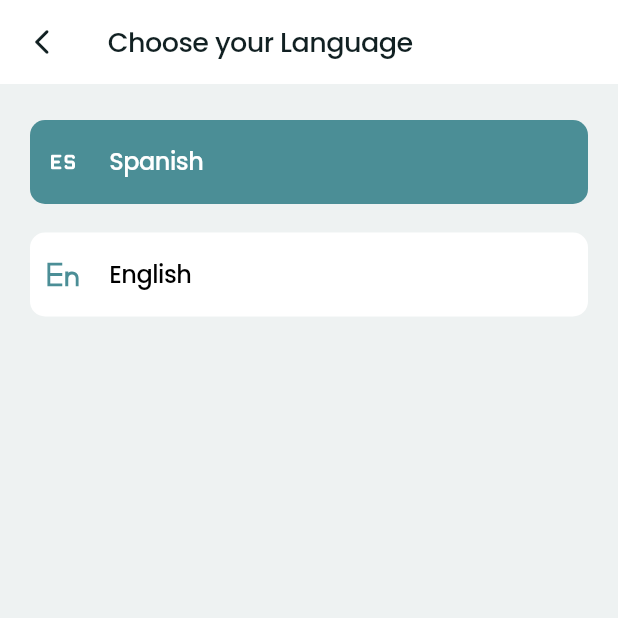
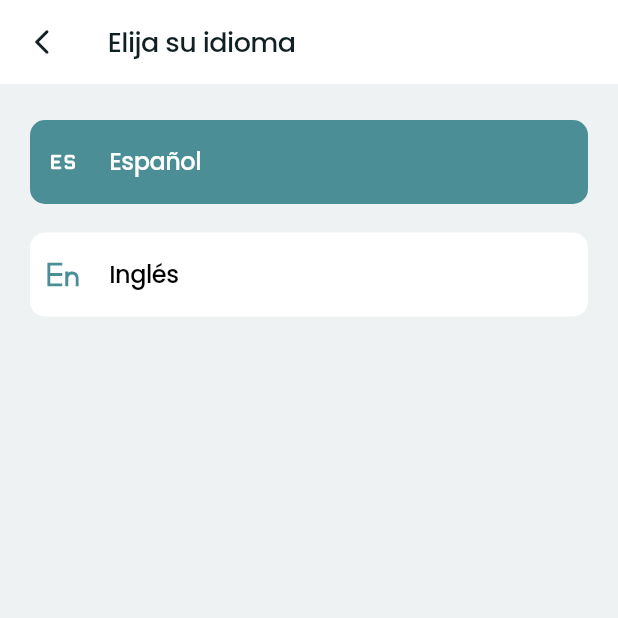
Before and after one commit to hadoopadministrator/3_Min_for_God, a Flutter app: the ChooseLanguageScreen screen opened directly, after a tap on "Spanish", on a phone screen of 412 x 824 dp, the top half of it. Run offline on Flutter 3.47's test engine with Material 3 defaults, Android fonts, the phone set to English and light mode, and no system bars; our stand-ins replace audioplayers, flutter_svg, flutter_svg_provider, get, get_storage, google_fonts; accounts and stored records are empty.

Commit message:
Implemented full app localization (English & Spanish)

```diff
--- a/lib/screens/about_us_screen.dart
+++ b/lib/screens/about_us_screen.dart
@@ -1,4 +1,5 @@
 import 'package:flutter/material.dart';
+import 'package:get/get.dart';
 import 'package:google_fonts/google_fonts.dart';
 
 class AboutUsScreen extends StatelessWidget {
@@ -22,7 +23,7 @@ class AboutUsScreen extends StatelessWidget {
           },
         ),
         title: Text(
-          "About Us",
+          "about_us".tr,
           style: GoogleFonts.poppins(
             fontSize: 18,
             fontWeight: FontWeight.w500,
--- a/lib/screens/choose_language_screen.dart
+++ b/lib/screens/choose_language_screen.dart
@@ -28,7 +28,7 @@ class ChooseLanguageScreen extends StatelessWidget {
           },
         ),
         title: Text(
-          "Choose your Language",
+          'choose_your_language'.tr,
           style: GoogleFonts.poppins(
             fontSize: 18,
             fontWeight: FontWeight.w500,
@@ -61,7 +61,7 @@ class ChooseLanguageScreen extends StatelessWidget {
                         ? const ColorFilter.mode(Colors.white, BlendMode.srcIn)
                         : null,
                   ),
-                  lable: 'Spanish',
+                  lable: 'spanish'.tr,
                   lableColor: controller.locale.value.languageCode == "es"
                       ? Colors.white
                       : Colors.black,
@@ -82,10 +82,13 @@ class ChooseLanguageScreen extends StatelessWidget {
                     width: 24,
                     fit: BoxFit.none,
                     colorFilter: controller.locale.value.languageCode == "es"
-                        ? const ColorFilter.mode(Color(0xff4B8E96), BlendMode.srcIn)
+                        ? const ColorFilter.mode(
+                            Color(0xff4B8E96),
+                            BlendMode.srcIn,
+                          )
                         : null,
                   ),
-                  lable: 'English',
+                  lable: 'english'.tr,
                   lableColor: controller.locale.value.languageCode == "en"
                       ? Colors.white
                       : Colors.black,
--- a/lib/screens/devotional_screen.dart
+++ b/lib/screens/devotional_screen.dart
@@ -2,6 +2,7 @@ import 'dart:ui';
 import 'package:audioplayers/audioplayers.dart';
 import 'package:flutter/material.dart';
 import 'package:flutter_svg/flutter_svg.dart';
+import 'package:get/get.dart';
 import 'package:google_fonts/google_fonts.dart';
 
 class DevotionalScreen extends StatefulWidget {
@@ -153,7 +154,7 @@ class _DevotionalScreenState extends State<DevotionalScreen> {
                   crossAxisAlignment: CrossAxisAlignment.start,
                   children: [
                     Text(
-                      "Petitions",
+                      'petitions'.tr,
                       style: GoogleFonts.poppins(
                         fontSize: 24,
                         fontWeight: FontWeight.w700,
--- a/lib/screens/splash_screen.dart
+++ b/lib/screens/splash_screen.dart
@@ -2,6 +2,7 @@ import 'dart:async';
 
 import 'package:flutter/material.dart';
 import 'package:flutter_svg_provider/flutter_svg_provider.dart';
+import 'package:get/get.dart';
 import 'package:get_storage/get_storage.dart';
 import 'package:google_fonts/google_fonts.dart';
 import 'package:three_min_for_god/screens/home_screen.dart';
@@ -68,7 +69,7 @@ class _SplashScreenState extends State<SplashScreen> {
                       ),
                       const SizedBox(height: 6),
                       Text(
-                        "3 MIN FOR GOD",
+                        'splash_label'.tr,
                         style: GoogleFonts.dmSerifText(
                           color: Color(0xff00335D),
                           fontSize: 24,
--- a/lib/translations/app_translations.dart
+++ b/lib/translations/app_translations.dart
@@ -27,11 +27,46 @@ class AppTranslations extends Translations {
       'choose_prayer': 'Choose Prayer',
       'devotional': 'Devotional',
       'petitions': 'Petitions',
-       'request': 'Request',
-      // 'request_prayer': 'Request Prayer',
+      'request': 'Request',
       'animonks': 'Animonks',
       'ask_cathy': 'Ask Cathy',
-       'ai_faith_coach': 'AI Faith Coach',
+      'ai_faith_coach': 'AI Faith Coach',
+
+      // settings screen
+      'settings': 'Settings',
+      'theme': 'Theme',
+      'language': 'Language',
+      'set_notification_timing': 'Set Notification Timing',
+      'about_us': 'About Us',
+      'contact_us': 'Contact Us',
+
+      // request prayer screen
+      'request_prayer': 'Request Prayer',
+      'health': 'Health',
+      'birthday_or_anniversary': 'Birthday or Anniversary',
+      'other': 'Other',
+
+      // week days
+      'monday': 'Monday',
+      'tuesday': 'Tuesday',
+      'wednesday': 'Wednesday',
+      'thursday': 'Thursday',
+      'friday': 'Friday',
+      'saturday': 'Saturday',
+      'sunday': 'Sunday',
+
+      // animonks screen
+      'back_to_homepage': 'Back to Homepage',
+
+      // choose your language screen
+      'choose_your_language': 'Choose your Language',
+
+      // set notification timing screen
+      'weekly_reflection': 'Weekly Reflection',
+      'three_mins_for_god': 'Do you have 3 mins for God?',
+
+      // splash screen
+      'splash_label': '3 MIN FOR GOD',
     },
     'es_ES': {
       // language selection screen
@@ -54,10 +89,45 @@ class AppTranslations extends Translations {
       'devotional': 'Devocional',
       'petitions': 'Peticiones',
       'request': 'Solicitud',
-      // 'request_prayer': 'Solicitar Oración',
       'animonks': 'Animonjes',
       'ask_cathy': 'Pregunta a Cathy',
       'ai_faith_coach': 'Coach de Fe IA',
+
+      // settings screen
+      'settings': 'Configuración',
+      'theme': 'Tema',
+      'language': 'Idioma',
+      'set_notification_timing': 'Configurar hora de notificación',
+      'about_us': 'Sobre Nosotros',
+      'contact_us': 'Contáctenos',
+
+      // request prayer screen
+      'request_prayer': 'Solicitar Oración',
+      'health': 'Salud',
+      'birthday_or_anniversary': 'Cumpleaños o Aniversario',
+      'other': 'Otro',
+
+      // week days
+      'monday': 'Lunes',
+      'tuesday': 'Martes',
+      'wednesday': 'Miércoles',
+      'thursday': 'Jueves',
+      'friday': 'Viernes',
+      'saturday': 'Sábado',
+      'sunday': 'Domingo',
+
+      // animonks screen
+      'back_to_homepage': 'Volver a la página principal',
+
+      // choose your language screen
+      'choose_your_language': 'Elija su idioma',
+
+      // set notification timing screen
+      'weekly_reflection': 'Reflexión Semanal',
+      'three_mins_for_god': '¿Tienes 3 minutos para Dios?',
+
+      // splash screen
+      'splash_label': '3 MIN PARA DIOS',
     },
   };
 }
```
Also changed, not shown: lib/screens/animonks_screen.dart (+4 -3 lines), lib/screens/request_prayer_screen.dart (+8 -7 lines), lib/screens/set_notification_timing_screen.dart (+26 -23 lines), lib/screens/settings_screen.dart (+6 -14 lines), lib/widgets/language_tile.dart (+0 -9 lines).
